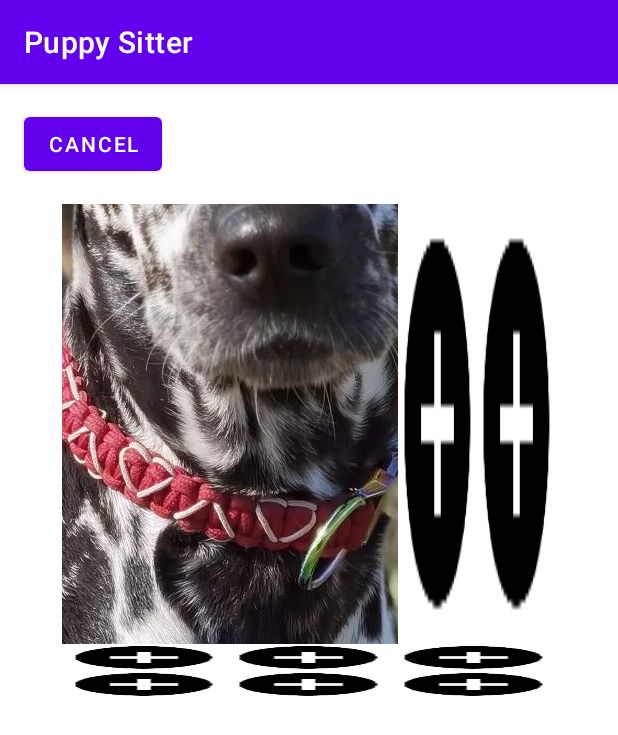
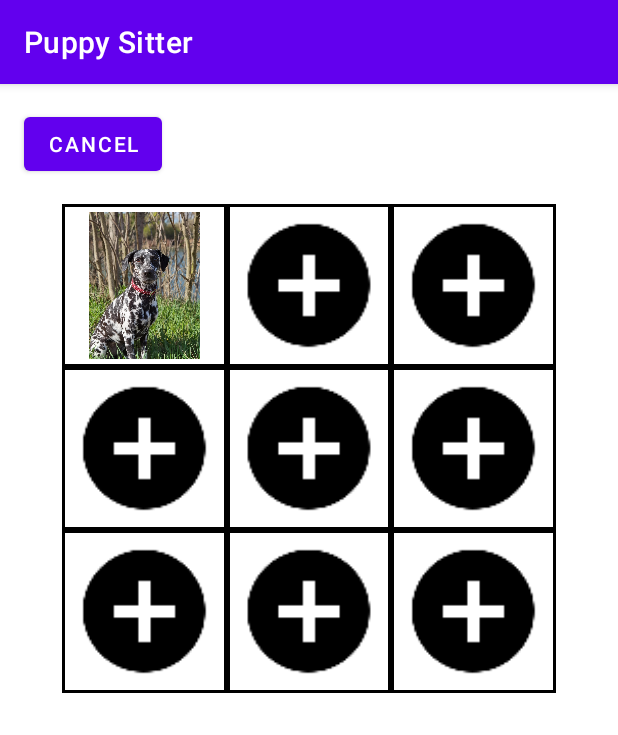
Before and after one commit to sommys/puppy-sitter, an Android app: the EditProfileActivity screen opened directly, with no data from a screen before it, on a phone screen of 412 x 824 dp. Shown: the top 735 px of the screen. Run offline under Robolectric (Android 15) with nearby library versions, the phone set to English and light mode, and no system bars; 1 statement that could not run was skipped.

Commit message:
Fixed bugs and improved in Edit Profile Activity

```diff
--- a/app/src/main/java/hu/bme/aut/android/puppysitter/EditProfileActivity.kt
+++ b/app/src/main/java/hu/bme/aut/android/puppysitter/EditProfileActivity.kt
@@ -2,24 +2,32 @@ package hu.bme.aut.android.puppysitter
 
 import android.graphics.Bitmap
 import android.graphics.BitmapFactory
+import android.graphics.drawable.Drawable
 import androidx.appcompat.app.AppCompatActivity
 import android.os.Bundle
 import androidx.core.graphics.drawable.toBitmap
 import hu.bme.aut.android.puppysitter.databinding.ActivityEditProfileBinding
 import hu.bme.aut.android.puppysitter.ui.EditDetailsFragment
 import hu.bme.aut.android.puppysitter.ui.EditPictureDialogFragment
-import java.io.InputStream
 
 class EditProfileActivity : AppCompatActivity() {
     private lateinit var binding: ActivityEditProfileBinding
     override fun onCreate(savedInstanceState: Bundle?) {
         super.onCreate(savedInstanceState)
         binding = ActivityEditProfileBinding.inflate(layoutInflater)
+//        binding.picturesLayout.setOnItemClickListener{ adapterView: AdapterView<*>, view1: View, i: Int, l: Long ->
+//            Toast.makeText(this, "${view1.id}", Toast.LENGTH_SHORT).show()
+//        }
         binding.picturesLayout.img1.setImageBitmap(BitmapFactory.decodeStream(resources.openRawResource(R.raw.penny1)))
         binding.picturesLayout.img1.setOnClickListener {
             EditPictureDialogFragment(binding.picturesLayout.img1.drawable.toBitmap()).show(supportFragmentManager, "")
         }
+        setContentView(binding.root)
         supportFragmentManager.beginTransaction().add(R.id.editDetailsFragment, EditDetailsFragment(intent.extras?.get("USER_TYPE") as String)).commit()
-        setContentView(binding.root)
+        val pictures = mutableListOf<Bitmap>()
+        val pennyke: Bitmap = BitmapFactory.decodeStream(resources.openRawResource(R.raw.penny1))
+        for(i in 0 .. 8){
+            pictures.add(i, pennyke)
+        }
     }
 }
--- /dev/null
+++ b/app/src/main/res/drawable/image_border.xml
@@ -0,0 +1,9 @@
+<?xml version="1.0" encoding="utf-8"?>
+<shape
+    xmlns:android="http://schemas.android.com/apk/res/android"
+    android:layout_height="match_parent"
+    android:layout_width="match_parent">
+    <stroke
+        android:width="2dp"
+        android:color="#000000" />
+</shape>
--- a/app/src/main/res/layout/edit_profile_pictures.xml
+++ b/app/src/main/res/layout/edit_profile_pictures.xml
@@ -1,85 +1,143 @@
 <?xml version="1.0" encoding="utf-8"?>
-<LinearLayout xmlns:android="http://schemas.android.com/apk/res/android"
+<androidx.constraintlayout.widget.ConstraintLayout xmlns:android="http://schemas.android.com/apk/res/android"
     android:layout_width="match_parent"
     android:layout_height="match_parent"
     xmlns:app="http://schemas.android.com/apk/res-auto"
     android:weightSum="3"
     android:orientation="vertical">
-    <LinearLayout
+    <androidx.constraintlayout.widget.ConstraintLayout
+        android:id="@+id/row1"
+        app:layout_constraintStart_toStartOf="parent"
+        app:layout_constraintTop_toTopOf="parent"
         android:layout_width="match_parent"
-        android:layout_height="wrap_content"
-        android:layout_weight="1"
-        android:weightSum="3"
-        android:orientation="horizontal">
-        <ImageButton android:id="@+id/img1"
+        android:layout_height="0dp"
+        app:layout_constraintHeight_default="percent"
+        app:layout_constraintHeight_percent="0.33">
+        <ImageView android:id="@+id/img1"
+            app:layout_constraintTop_toTopOf="parent"
+            app:layout_constraintStart_toStartOf="parent"
+            app:layout_constraintWidth_percent="0.33333"
+            app:layout_constraintWidth_default="percent"
+            android:padding="5dp"
+            android:layout_height="match_parent"
+            android:layout_width="0dp"
+            android:scaleType="fitCenter"
             android:adjustViewBounds="true"
-            android:scaleType="center"
+            android:background="@drawable/image_border"
+            android:src="@drawable/ic_plus_circle_black_48dp"/>
+        <ImageView android:id="@+id/img2"
+            app:layout_constraintTop_toTopOf="@id/img1"
+            app:layout_constraintStart_toEndOf="@id/img1"
+            app:layout_constraintWidth_percent="0.33333"
+            app:layout_constraintWidth_default="percent"
+            android:padding="5dp"
             android:layout_height="match_parent"
-            android:layout_width="wrap_content"
-            android:layout_weight="1"
-            android:background="@drawable/ic_plus_circle_black_48dp"/>
-        <ImageButton android:id="@+id/img2"
-            android:scaleType="center"
+            android:layout_width="0dp"
+            android:scaleType="fitCenter"
+            android:adjustViewBounds="true"
+            android:background="@drawable/image_border"
+            android:src="@drawable/ic_plus_circle_black_48dp"/>
+        <ImageView android:id="@+id/img3"
+            app:layout_constraintTop_toTopOf="@id/img2"
+            app:layout_constraintStart_toEndOf="@id/img2"
+            app:layout_constraintWidth_percent="0.33333"
+            app:layout_constraintWidth_default="percent"
+            android:padding="5dp"
             android:layout_height="match_parent"
-            android:layout_width="wrap_content"
-            android:layout_weight="1"
-            android:background="@drawable/ic_plus_circle_black_48dp"/>
-        <ImageButton android:id="@+id/img3"
-            android:scaleType="center"
+            android:layout_width="0dp"
+            android:scaleType="fitCenter"
             android:adjustViewBounds="true"
+            android:background="@drawable/image_border"
+            android:src="@drawable/ic_plus_circle_black_48dp"/>
+    </androidx.constraintlayout.widget.ConstraintLayout>
+    <androidx.constraintlayout.widget.ConstraintLayout
+        android:id="@+id/row2"
+        app:layout_constraintStart_toStartOf="parent"
+        app:layout_constraintTop_toBottomOf="@id/row1"
+        android:layout_width="match_parent"
+        android:layout_height="0dp"
+        app:layout_constraintHeight_default="percent"
+        app:layout_constraintHeight_percent="0.33">
+        <ImageView android:id="@+id/img4"
+            app:layout_constraintTop_toTopOf="parent"
+            app:layout_constraintStart_toStartOf="parent"
+            app:layout_constraintWidth_percent="0.33333"
+            app:layout_constraintWidth_default="percent"
+            android:padding="5dp"
             android:layout_height="match_parent"
-            android:layout_width="wrap_content"
-            android:layout_weight="1"
-            android:background="@drawable/ic_plus_circle_black_48dp"/>
-    </LinearLayout>
-    <LinearLayout
+            android:layout_width="0dp"
+            android:scaleType="fitCenter"
+            android:adjustViewBounds="true"
+            android:background="@drawable/image_border"
+            android:src="@drawable/ic_plus_circle_black_48dp"/>
+        <ImageView android:id="@+id/img5"
+            app:layout_constraintTop_toTopOf="@id/img4"
+            app:layout_constraintStart_toEndOf="@id/img4"
+            app:layout_constraintWidth_percent="0.33333"
+            app:layout_constraintWidth_default="percent"
+            android:padding="5dp"
+            android:layout_height="match_parent"
+            android:layout_width="0dp"
+            android:scaleType="fitCenter"
+            android:adjustViewBounds="true"
+            android:background="@drawable/image_border"
+            android:src="@drawable/ic_plus_circle_black_48dp"/>
+        <ImageView android:id="@+id/img6"
+            app:layout_constraintTop_toTopOf="@id/img5"
+            app:layout_constraintStart_toEndOf="@id/img5"
+            app:layout_constraintWidth_percent="0.33333"
+            app:layout_constraintWidth_default="percent"
+            android:padding="5dp"
+            android:layout_height="match_parent"
+            android:layout_width="0dp"
+            android:scaleType="fitCenter"
+            android:adjustViewBounds="true"
+            android:background="@drawable/image_border"
+            android:src="@drawable/ic_plus_circle_black_48dp"/>
+    </androidx.constraintlayout.widget.ConstraintLayout>
+    <androidx.constraintlayout.widget.ConstraintLayout
+        android:id="@+id/row3"
+        app:layout_constraintStart_toStartOf="parent"
+        app:layout_constraintTop_toBottomOf="@id/row2"
         android:layout_width="match_parent"
-        android:layout_height="wrap_content"
-        android:layout_weight="1"
-        android:weightSum="3"
-        android:orientation="horizontal">
-        <ImageButton android:id="@+id/img4"
-            android:scaleType="center"
+        android:layout_height="0dp"
+        app:layout_constraintHeight_default="percent"
+        app:layout_constraintHeight_percent="0.33">
+        <ImageView android:id="@+id/img7"
+            app:layout_constraintTop_toTopOf="parent"
+            app:layout_constraintStart_toStartOf="parent"
+            app:layout_constraintWidth_percent="0.33333"
+            app:layout_constraintWidth_default="percent"
+            android:padding="5dp"
             android:layout_height="match_parent"
-            android:layout_width="wrap_content"
-            android:layout_weight="1"
-            android:background="@drawable/ic_plus_circle_black_48dp"/>
-        <ImageButton android:id="@+id/img5"
-            android:scaleType="center"
+            android:layout_width="0dp"
+            android:scaleType="fitCenter"
+            android:adjustViewBounds="true"
+            android:background="@drawable/image_border"
+            android:src="@drawable/ic_plus_circle_black_48dp"/>
+        <ImageView android:id="@+id/img8"
+            app:layout_constraintTop_toTopOf="@id/img7"
+            app:layout_constraintStart_toEndOf="@id/img7"
+            app:layout_constraintWidth_percent="0.33333"
+            app:layout_constraintWidth_default="percent"
+            android:padding="5dp"
             android:layout_height="match_parent"
-            android:layout_width="wrap_content"
-            android:layout_weight="1"
-            android:background="@drawable/ic_plus_circle_black_48dp"/>
-        <ImageButton android:id="@+id/img6"
-            android:scaleType="center"
+            android:layout_width="0dp"
+            android:scaleType="fitCenter"
+            android:adjustViewBounds="true"
+            android:background="@drawable/image_border"
+            android:src="@drawable/ic_plus_circle_black_48dp"/>
+        <ImageView android:id="@+id/img9"
+            app:layout_constraintTop_toTopOf="@id/img8"
+            app:layout_constraintStart_toEndOf="@id/img8"
+            app:layout_constraintWidth_percent="0.33333"
+            app:layout_constraintWidth_default="percent"
+            android:padding="5dp"
             android:layout_height="match_parent"
-            android:layout_width="wrap_content"
-            android:layout_weight="1"
-            android:background="@drawable/ic_plus_circle_black_48dp"/>
-    </LinearLayout>
-    <LinearLayout
-        android:layout_width="match_parent"
-        android:layout_height="wrap_content"
-        android:layout_weight="1"
-        android:weightSum="3"
-        android:orientation="horizontal">
-        <ImageButton android:id="@+id/img7"
-            android:scaleType="center"
-            android:layout_height="match_parent"
-            android:layout_width="wrap_content"
-            android:layout_weight="1"
-            android:background="@drawable/ic_plus_circle_black_48dp"/>
-        <ImageButton android:id="@+id/img8"
-            android:scaleType="center"
-            android:layout_height="match_parent"
-            android:layout_width="wrap_content"
-            android:layout_weight="1"
-            android:background="@drawable/ic_plus_circle_black_48dp"/>
-        <ImageButton android:id="@+id/img9"
-            android:scaleType="center"
-            android:layout_height="match_parent"
-            android:layout_width="wrap_content"
-            android:layout_weight="1"
-            android:background="@drawable/ic_plus_circle_black_48dp"/>
-    </LinearLayout>
-</LinearLayout>
+            android:layout_width="0dp"
+            android:scaleType="fitCenter"
+            android:adjustViewBounds="true"
+            android:background="@drawable/image_border"
+            android:src="@drawable/ic_plus_circle_black_48dp"/>
+    </androidx.constraintlayout.widget.ConstraintLayout>
+</androidx.constraintlayout.widget.ConstraintLayout>
--- a/app/src/main/res/layout/fragment_edit_picture_dialog.xml
+++ b/app/src/main/res/layout/fragment_edit_picture_dialog.xml
@@ -2,7 +2,6 @@
 <androidx.constraintlayout.widget.ConstraintLayout
     xmlns:android="http://schemas.android.com/apk/res/android"
     xmlns:app="http://schemas.android.com/apk/res-auto"
-    xmlns:tools="http://schemas.android.com/tools"
     android:layout_width="match_parent"
     android:layout_height="match_parent">
 
@@ -11,25 +10,27 @@
         android:layout_width="wrap_content"
         android:layout_height="wrap_content"
         android:text="@string/editPictureDialogMessage"
+        android:layout_marginTop="24dp"
         app:layout_constraintEnd_toEndOf="parent"
         app:layout_constraintStart_toStartOf="parent"
         app:layout_constraintTop_toTopOf="parent" />
 
     <ImageView
         android:id="@+id/picture"
-        app:layout_constraintTop_toBottomOf="@id/textView"
+        android:layout_height="wrap_content"
+        android:layout_width="wrap_content"
+        app:layout_constraintHeight_max="300dp"
+        android:layout_marginTop="18dp"
         app:layout_constraintStart_toStartOf="parent"
         app:layout_constraintEnd_toEndOf="parent"
-        android:layout_width="wrap_content"
-        android:layout_height="wrap_content"
-        android:maxHeight="300dp"/>
+        app:layout_constraintTop_toBottomOf="@id/textView"/>
 
     <Button
         android:id="@+id/button"
         android:layout_width="wrap_content"
         android:layout_height="wrap_content"
         android:text="@string/btnCancel"
-        app:layout_constraintEnd_toStartOf="@+id/button2"
+        android:layout_marginHorizontal="5dp"
         app:layout_constraintStart_toStartOf="parent"
         app:layout_constraintTop_toTopOf="@id/button2" />
 
@@ -38,8 +39,10 @@
         android:layout_width="wrap_content"
         android:layout_height="wrap_content"
         android:text="@string/btnDelete"
-        app:layout_constraintEnd_toEndOf="parent"
-        app:layout_constraintStart_toStartOf="parent"
+        android:layout_marginTop="18dp"
+        android:layout_marginHorizontal="5dp"
+        app:layout_constraintEnd_toStartOf="@id/button3"
+        app:layout_constraintStart_toEndOf="@id/button"
         app:layout_constraintTop_toBottomOf="@id/picture" />
 
     <Button
@@ -47,7 +50,7 @@
         android:layout_width="wrap_content"
         android:layout_height="wrap_content"
         android:text="@string/btnEdit"
-        app:layout_constraintEnd_toEndOf="parent"
-        app:layout_constraintStart_toEndOf="@+id/button2"
-        app:layout_constraintTop_toTopOf="@id/button2" />
+        android:layout_marginHorizontal="5dp"
+        app:layout_constraintTop_toTopOf="@id/button2"
+        app:layout_constraintEnd_toEndOf="parent"/>
 </androidx.constraintlayout.widget.ConstraintLayout>
```
